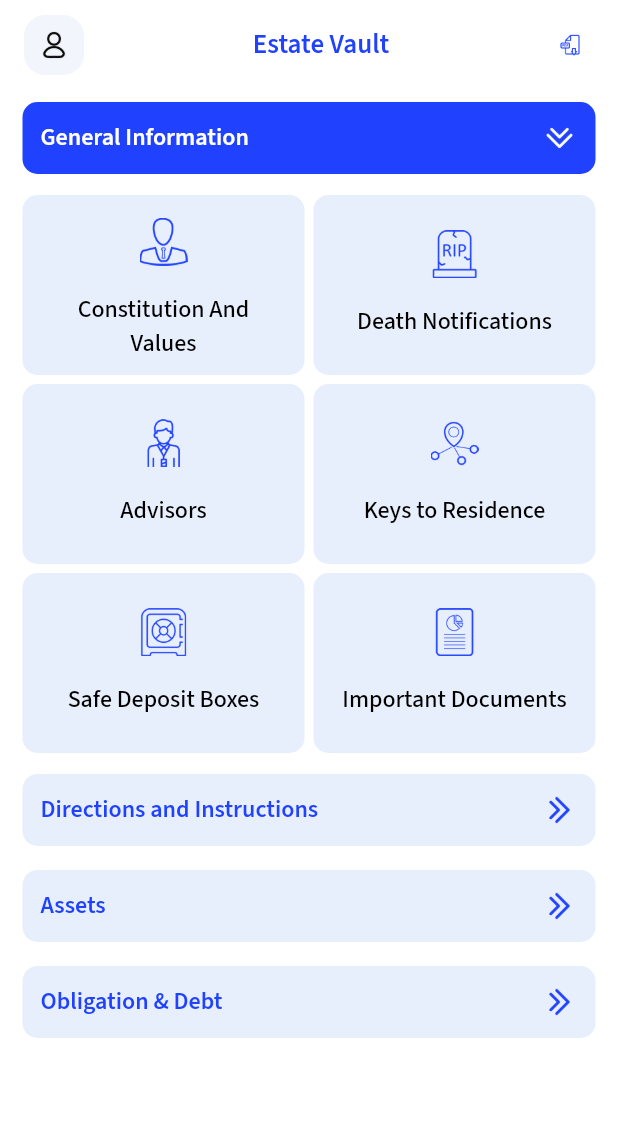
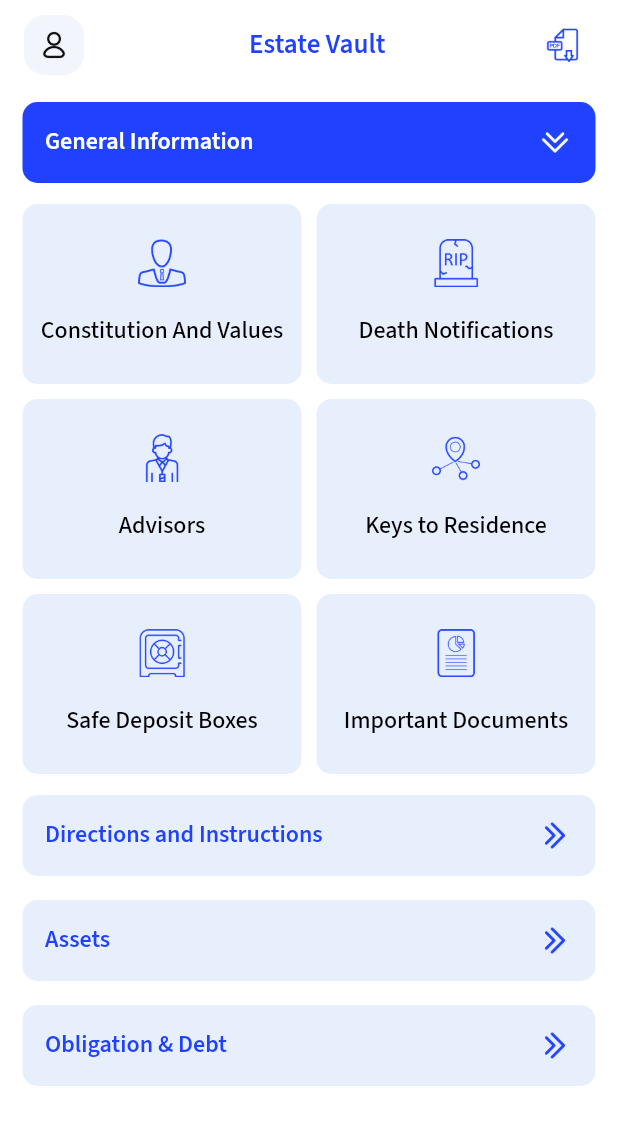
Before and after one commit to jaycoronation/superapp_flutter, a Flutter app: the HomePage screen opened directly, after a tap on "Estate Vault", on a phone screen of 412 x 824 dp. Shown: the top 1125 px of the screen. Run offline on Flutter 3.47's test engine with Material 2 defaults, Android fonts, the phone set to English and light mode, and no system bars; our stand-ins replace connectivity_plus, firebase_core, firebase_messaging, flutter_local_notifications, gap, google_fonts and 5 more; missing offline and left inert: pretty_http_logger; accounts and stored records are empty.

Commit message:
commit no.2

```diff
--- a/lib/screen/common/home_page.dart
+++ b/lib/screen/common/home_page.dart
@@ -123,7 +123,7 @@ class _HomePageState extends BaseState<HomePage> {
                   children: [
                     Expanded(
                         child: Container(
-                          padding: const EdgeInsets.all(15),
+                          padding: const EdgeInsets.only(left: 15,right: 15,top: 20,bottom: 20),
                           decoration: const BoxDecoration(color: white, borderRadius: BorderRadius.all(Radius.circular(15))),
                           child: Column(
                             crossAxisAlignment: CrossAxisAlignment.start,
@@ -142,7 +142,7 @@ class _HomePageState extends BaseState<HomePage> {
                     const Gap(15),
                     Expanded(
                         child: Container(
-                          padding: const EdgeInsets.only(left: 15, bottom: 15, top: 15, right: 2),
+                          padding: const EdgeInsets.only(left: 15, bottom: 20, top: 20, right: 2),
                           decoration: const BoxDecoration(color: white, borderRadius: BorderRadius.all(Radius.circular(15))),
                           child: Column(
                             crossAxisAlignment: CrossAxisAlignment.start,
@@ -167,7 +167,7 @@ class _HomePageState extends BaseState<HomePage> {
                   children: [
                     Expanded(
                         child: Container(
-                          padding: const EdgeInsets.all(15),
+                          padding: const EdgeInsets.only(left: 15,right: 15,top: 20,bottom: 20),
                           decoration: const BoxDecoration(color: white, borderRadius: BorderRadius.all(Radius.circular(15))),
                           child: Column(
                             crossAxisAlignment: CrossAxisAlignment.start,
@@ -187,10 +187,13 @@ class _HomePageState extends BaseState<HomePage> {
                     Expanded(
                         child: InkWell(
                           onTap: (){
-                            Navigator.pushAndRemoveUntil(context, MaterialPageRoute(builder: (context) => const EStateVaultHomePage()), (Route<dynamic> route) => false);
+                            Navigator.push(
+                              context,
+                              MaterialPageRoute(builder: (context) => EStateVaultHomePage()),
+                            );
                           },
                           child: Container(
-                            padding: const EdgeInsets.all(15),
+                            padding: const EdgeInsets.only(left: 15,right: 15,top: 20,bottom: 20),
                             decoration: const BoxDecoration(color: white, borderRadius: BorderRadius.all(Radius.circular(15))),
                             child: Column(
                               crossAxisAlignment: CrossAxisAlignment.start,
@@ -217,7 +220,7 @@ class _HomePageState extends BaseState<HomePage> {
                   children: [
                     Expanded(
                         child: Container(
-                          padding: const EdgeInsets.all(15),
+                          padding: const EdgeInsets.only(left: 15,right: 15,top: 20,bottom: 20),
                           decoration: const BoxDecoration(color: white, borderRadius: BorderRadius.all(Radius.circular(15))),
                           child: Column(
                             crossAxisAlignment: CrossAxisAlignment.start,
@@ -236,7 +239,7 @@ class _HomePageState extends BaseState<HomePage> {
                     const Gap(15),
                     Expanded(
                         child: Container(
-                          padding: const EdgeInsets.all(15),
+                          padding: const EdgeInsets.only(left: 15,right: 15,top: 20,bottom: 20),
                           decoration: const BoxDecoration(color: white, borderRadius: BorderRadius.all(Radius.circular(15))),
                           child: Column(
                             crossAxisAlignment: CrossAxisAlignment.start,
@@ -261,7 +264,7 @@ class _HomePageState extends BaseState<HomePage> {
                   children: [
                     Expanded(
                         child: Container(
-                          padding: const EdgeInsets.all(15),
+                          padding: const EdgeInsets.only(left: 15,right: 15,top: 20,bottom: 20),
                           decoration: const BoxDecoration(color: white, borderRadius: BorderRadius.all(Radius.circular(15))),
                           child: Column(
                             crossAxisAlignment: CrossAxisAlignment.start,
@@ -280,7 +283,7 @@ class _HomePageState extends BaseState<HomePage> {
                     const Gap(15),
                     Expanded(
                         child: Container(
-                          padding: const EdgeInsets.all(15),
+                          padding: const EdgeInsets.only(left: 15,right: 15,top: 20,bottom: 20),
                           decoration: const BoxDecoration(color: white, borderRadius: BorderRadius.all(Radius.circular(15))),
                           child: Column(
                             crossAxisAlignment: CrossAxisAlignment.start,
--- a/lib/screen/e-state-valut/e_state_valut_home_page.dart
+++ b/lib/screen/e-state-valut/e_state_valut_home_page.dart
@@ -28,12 +28,7 @@ class _EStateVaultHomePageState extends BaseState<EStateVaultHomePage> {
 
   @override
   Widget build(BuildContext context) {
-    return WillPopScope(
-      onWillPop: () {
-        Navigator.pop(context);
-        return Future.value(true);
-      },
-      child: Scaffold(
+    return Scaffold(
       resizeToAvoidBottomInset: true,
       backgroundColor: appBg,
       appBar: AppBar(
@@ -62,7 +57,8 @@ class _EStateVaultHomePageState extends BaseState<EStateVaultHomePage> {
                 onTap: () {},
                 child: Container(
                   alignment: Alignment.centerLeft,
-                    padding: const EdgeInsets.all(8),
+                  margin: EdgeInsets.only(right: 5),
+                  padding: EdgeInsets.all(3),
                   width: 32,
                   height: 32,
                   child: Image.asset('assets/images/vault_ic_share_pdf.png', width: 32, height: 32,color: blue),
@@ -85,7 +81,6 @@ class _EStateVaultHomePageState extends BaseState<EStateVaultHomePage> {
                   ),
                 )))
           ],
-                ),
         ),
       ),
     );
@@ -113,7 +108,7 @@ class _EStateVaultHomePageState extends BaseState<EStateVaultHomePage> {
               child: Column(
                 children: [
                   Container(
-                    padding: const EdgeInsets.all(12),
+                    padding: const EdgeInsets.all(15),
                     margin: const EdgeInsets.only(top: 8,bottom: 8),
                     decoration: BoxDecoration(color: headerPosition == index ? blue : semiBlue, borderRadius: BorderRadius.all(Radius.circular(10))),
                     child: Row(
@@ -143,7 +138,7 @@ class _EStateVaultHomePageState extends BaseState<EStateVaultHomePage> {
   GridView _menuList(List<MenuGetSet> menuItems) {
     return GridView.builder(
       gridDelegate:
-      const SliverGridDelegateWithFixedCrossAxisCount(crossAxisCount: 2, mainAxisExtent: 120, crossAxisSpacing: 6, mainAxisSpacing: 6),
+      const SliverGridDelegateWithFixedCrossAxisCount(crossAxisCount: 2, mainAxisExtent: 120, crossAxisSpacing: 10, mainAxisSpacing: 10),
       controller: _scrollController,
       itemCount: menuItems.length,
       physics: const NeverScrollableScrollPhysics(),
@@ -156,7 +151,7 @@ class _EStateVaultHomePageState extends BaseState<EStateVaultHomePage> {
           onTap: () async {
           },
           child: Container(
-            padding: const EdgeInsets.all(15),
+            padding: const EdgeInsets.only(left: 5,right: 5),
             decoration: const BoxDecoration(color: semiBlue, borderRadius: BorderRadius.all(Radius.circular(10))),
             width: double.infinity,
             child: Column(
@@ -164,9 +159,10 @@ class _EStateVaultHomePageState extends BaseState<EStateVaultHomePage> {
               mainAxisAlignment: MainAxisAlignment.center,
               children: [
                 Image.asset(menuItems[index].itemIcon, color: blue, height: 32, width: 32),
-                Gap(18),
+                const Gap(18),
                 Text(
                   menuItems[index].name,
+                  maxLines: 2,
                   textAlign: TextAlign.center,
                   style: const TextStyle(color: black , fontSize: 16, fontWeight: FontWeight.w500),
                 ),
```
Lines whose indentation alone changed are shown as unchanged.
